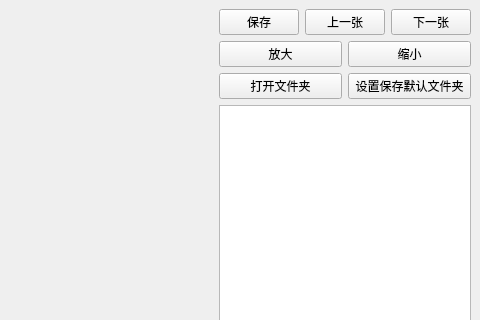
Qt form ImageMarking/widget.ui (karentwan/image-marking-tool) before a commit; both pictures show x 596 to 1076 and y 0 to 320 of the 1076 by 852 pixel window.
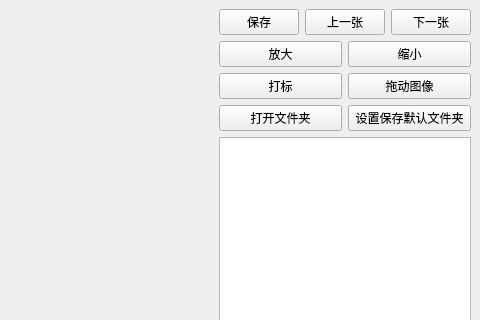
The same form after that commit. Icons and pictures are not drawn.

Commit message: Added features to allow software to drag and drop images

The edit to the form file:
```diff
--- a/ImageMarking/widget.ui
+++ b/ImageMarking/widget.ui
@@ -6,7 +6,7 @@
    <rect>
     <x>0</x>
     <y>0</y>
-    <width>1025</width>
+    <width>1067</width>
     <height>852</height>
    </rect>
   </property>
@@ -131,6 +131,38 @@
         </item>
        </layout>
       </item>
+      <item>
+       <layout class="QHBoxLayout" name="horizontalLayout_6">
+        <item>
+         <widget class="QPushButton" name="markinbtn">
+          <property name="text">
+           <string>打标</string>
+          </property>
+          <property name="icon">
+           <iconset>
+            <normaloff>res/marker.png</normaloff>res/marker.png</iconset>
+          </property>
+          <property name="shortcut">
+           <string>M</string>
+          </property>
+         </widget>
+        </item>
+        <item>
+         <widget class="QPushButton" name="drag_imgbtn">
+          <property name="text">
+           <string>拖动图像</string>
+          </property>
+          <property name="icon">
+           <iconset>
+            <normaloff>res/drag.png</normaloff>res/drag.png</iconset>
+          </property>
+          <property name="shortcut">
+           <string>D</string>
+          </property>
+         </widget>
+        </item>
+       </layout>
+      </item>
       <item>
        <layout class="QHBoxLayout" name="horizontalLayout_2">
         <item>
```
Left out of the diff: 10 changed lines with no effect on the pictures. The commit also changes 6 other files.
